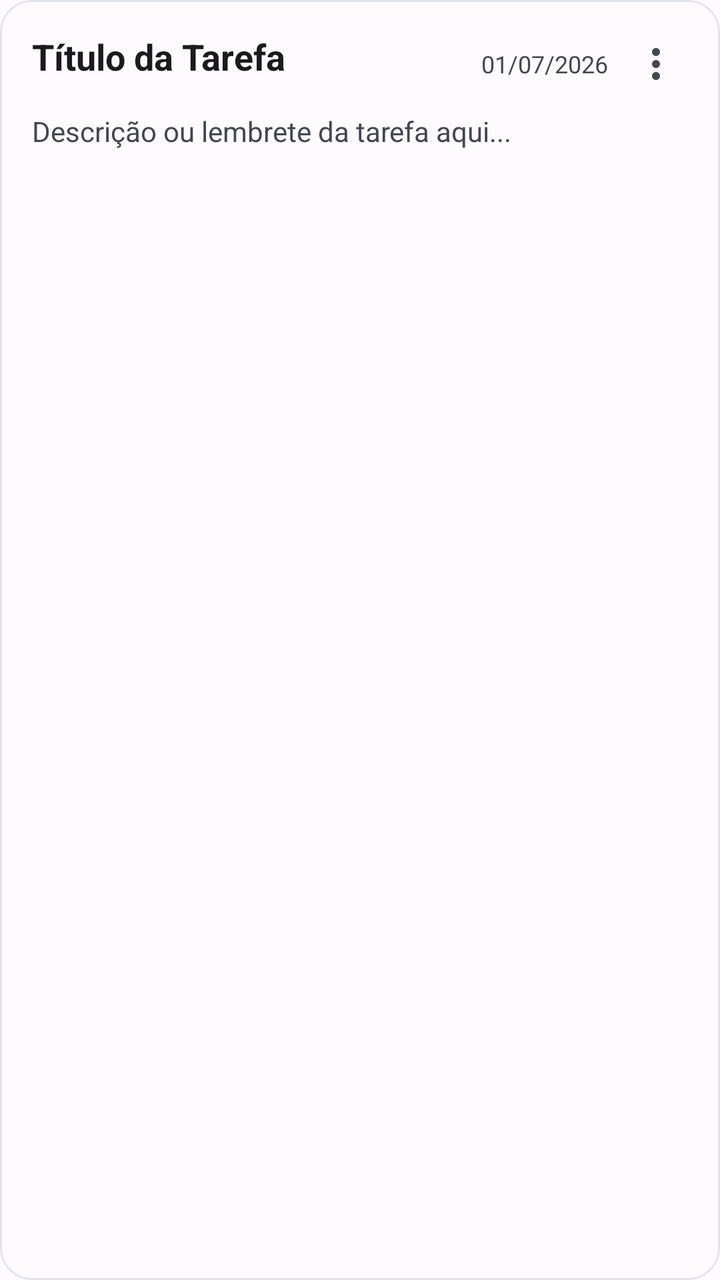
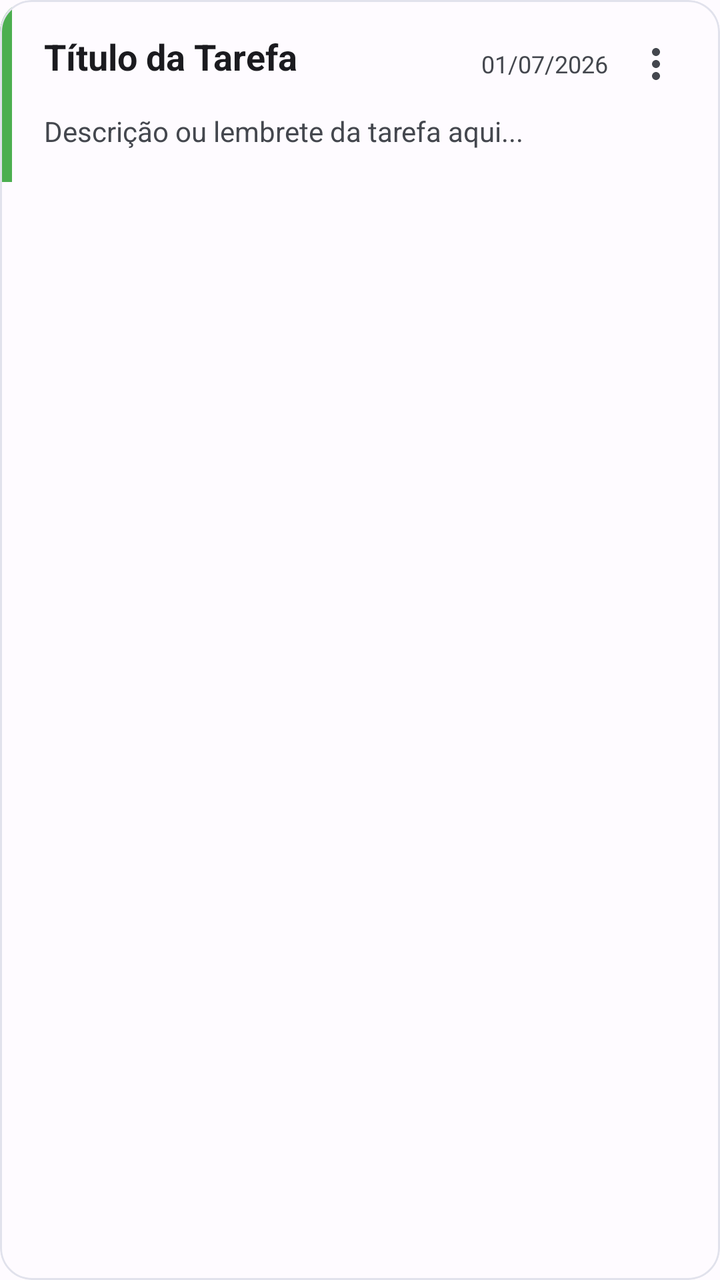

The first picture is an Android layout as it rendered before a commit; the second is the same layout after the commit. The layout source and the unified diff follow.
<!-- AndroidManifest.xml: application theme Theme.StudyFlow -->
<!-- res/layout/item_tarefa.xml -->
<?xml version="1.0" encoding="utf-8"?>
<com.google.android.material.card.MaterialCardView
    xmlns:android="http://schemas.android.com/apk/res/android"
    xmlns:app="http://schemas.android.com/apk/res-auto"
    android:layout_width="match_parent"
    android:layout_height="wrap_content"
    android:layout_marginVertical="8dp"
    android:layout_marginHorizontal="16dp"
    app:cardCornerRadius="16dp"
    app:cardElevation="0dp"
    app:strokeWidth="1dp"
    app:strokeColor="?attr/colorSurfaceVariant"
    app:cardBackgroundColor="?attr/colorSurface">

    <LinearLayout
        android:layout_width="match_parent"
        android:layout_height="wrap_content"
        android:orientation="vertical"
        android:padding="16dp">

        <RelativeLayout
            android:layout_width="match_parent"
            android:layout_height="wrap_content">

            <TextView
                android:id="@+id/text_item_titulo"
                android:layout_width="wrap_content"
                android:layout_height="wrap_content"
                android:layout_alignParentStart="true"
                android:layout_toStartOf="@id/layout_metadata"
                android:text="Título da Tarefa"
                android:textColor="?attr/colorOnSurface"
                android:textSize="18sp"
                android:textStyle="bold" />

            <LinearLayout
                android:id="@+id/layout_metadata"
                android:layout_width="wrap_content"
                android:layout_height="wrap_content"
                android:layout_alignParentEnd="true"
                android:layout_centerVertical="true"
                android:gravity="center_vertical"
                android:orientation="horizontal">

                <TextView
                    android:id="@+id/text_item_data"
                    android:layout_width="wrap_content"
                    android:layout_height="wrap_content"
                    android:text="01/07/2026"
                    android:textColor="?attr/colorOnSurfaceVariant"
                    android:textSize="12sp" />

                <ImageButton
                    android:id="@+id/btn_opcoes_tarefa"
                    android:layout_width="32dp"
                    android:layout_height="32dp"
                    android:layout_marginStart="8dp"
                    android:background="?attr/selectableItemBackgroundBorderless"
                    android:contentDescription="Opções"
                    android:padding="4dp"
                    android:src="@drawable/ic_more_vert"
                    app:tint="?attr/colorOnSurfaceVariant"/>
            </LinearLayout>
        </RelativeLayout>

        <TextView
            android:id="@+id/text_item_descricao"
            android:layout_width="match_parent"
            android:layout_height="wrap_content"
            android:text="Descrição ou lembrete da tarefa aqui..."
            android:textSize="14sp"
            android:layout_marginTop="8dp"
            android:textColor="?attr/colorOnSurfaceVariant"/>

    </LinearLayout>
</com.google.android.material.card.MaterialCardView>
<!-- resources referenced by this layout -->
<resources>
  <!-- drawable ic_more_vert (drawable) -->
  <vector xmlns:android="http://schemas.android.com/apk/res/android"
      android:width="24dp"
      android:height="24dp"
      android:viewportWidth="24"
      android:viewportHeight="24"
      android:tint="?attr/colorControlNormal">
    <path
        android:fillColor="@android:color/white"
        android:pathData="M12,8c1.1,0 2,-0.9 2,-2s-0.9,-2 -2,-2 -2,0.9 -2,2 0.9,2 2,2zM12,10c-1.1,0 -2,0.9 -2,2s0.9,2 2,2 2,-0.9 2,-2 -0.9,-2 -2,-2zM12,16c-1.1,0 -2,0.9 -2,2s0.9,2 2,2 2,-0.9 2,-2 -0.9,-2 -2,-2z"/>
  </vector>
  <style name="Theme.StudyFlow" parent="Base.Theme.StudyFlow" />
  <style name="Base.Theme.StudyFlow" parent="Theme.Material3.DayNight.NoActionBar">
          
          <item name="colorPrimary">@color/primary</item>
          <item name="colorOnPrimary">@color/onPrimary</item>
          <item name="colorPrimaryContainer">@color/primaryContainer</item>
          <item name="colorOnPrimaryContainer">@color/onPrimaryContainer</item>
  
          
          <item name="colorSecondary">@color/secondary</item>
          <item name="colorOnSecondary">@color/onSecondary</item>
          <item name="colorSecondaryContainer">@color/secondaryContainer</item>
          <item name="colorOnSecondaryContainer">@color/onSecondaryContainer</item>
  
          
          <item name="android:windowBackground">@color/background</item>
          <item name="colorSurface">@color/surface</item>
          <item name="colorOnSurface">@color/onSurface</item>
          <item name="colorSurfaceVariant">@color/surfaceVariant</item>
          <item name="colorOnSurfaceVariant">@color/onSurfaceVariant</item>
  
          
          <item name="android:statusBarColor">?attr/colorSurface</item>
          <item name="android:windowLightStatusBar">true</item>
      </style>
  <color name="primary">#2196F3</color>
  <color name="onPrimary">#FFFFFF</color>
  <color name="primaryContainer">#D1E4FF</color>
  <color name="onPrimaryContainer">#001D36</color>
  <color name="secondary">#545F71</color>
  <color name="onSecondary">#FFFFFF</color>
  <color name="secondaryContainer">#D7E3F9</color>
  <color name="onSecondaryContainer">#101C2B</color>
  <color name="background">#FEFBFF</color>
  <color name="surface">#FEFBFF</color>
  <color name="onSurface">#1B1B1F</color>
  <color name="surfaceVariant">#E1E2EC</color>
  <color name="onSurfaceVariant">#44474E</color>
</resources>

<!-- the commit's change to res/layout/item_tarefa.xml (unified diff, before → after) -->
@@ -15,8 +15,20 @@
     <LinearLayout
         android:layout_width="match_parent"
         android:layout_height="wrap_content"
-        android:orientation="vertical"
-        android:padding="16dp">
+        android:orientation="horizontal">
+
+        <View
+            android:id="@+id/view_prioridade"
+            android:layout_width="6dp"
+            android:layout_height="match_parent"
+            android:background="#4CAF50" />
+
+        <LinearLayout
+            android:layout_width="match_parent"
+            android:layout_height="wrap_content"
+            android:orientation="vertical"
+            android:padding="16dp">
+
 
         <RelativeLayout
             android:layout_width="match_parent"
@@ -72,5 +84,6 @@
             android:layout_marginTop="8dp"
             android:textColor="?attr/colorOnSurfaceVariant"/>
 
+        </LinearLayout>
     </LinearLayout>
 </com.google.android.material.card.MaterialCardView>
